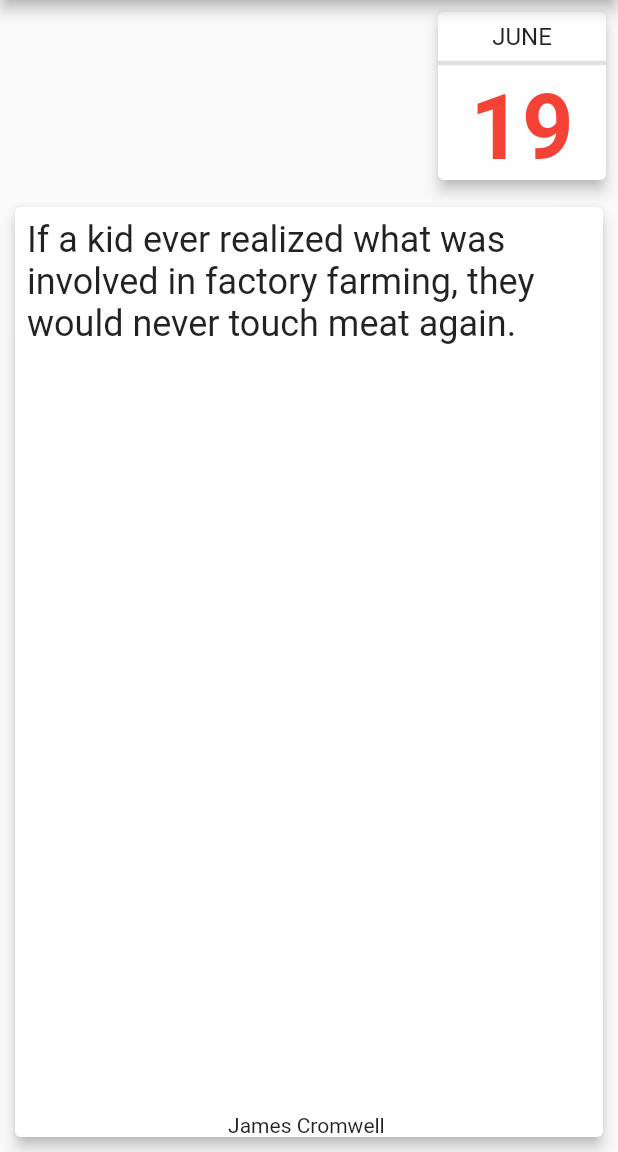
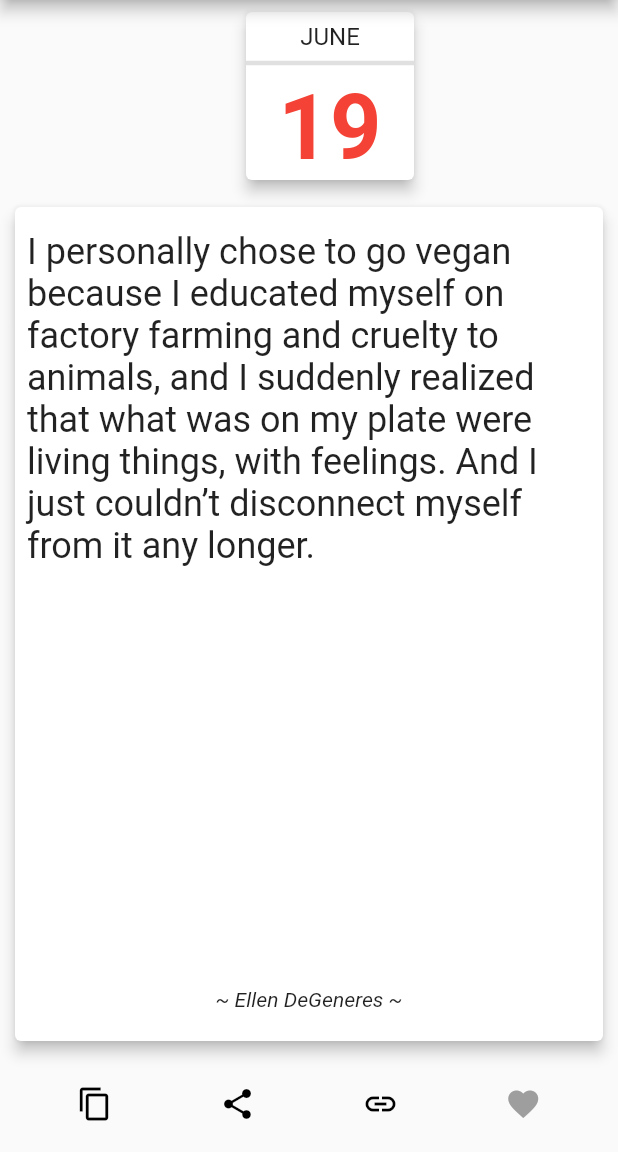
Before and after one commit to Jephrey/vegan_daily_quote, a Flutter app: the screen it shows after launch, on a phone screen of 412 x 824 dp, the part 84-1236 px from its top. Run offline on Flutter 3.47's test engine with Material 2 defaults, Android fonts, the phone set to English and light mode, and no system bars; drawn by our look-alikes of auto_size_text, focused_menu; our stand-ins replace share, shared_preferences.

Commit message:
Focused_menu removed. Bottom bar added.

```diff
--- /dev/null
+++ b/lib/bottom_bar.dart
@@ -0,0 +1,74 @@
+import 'package:flutter/material.dart';
+import 'package:flutter/services.dart';
+import 'package:share/share.dart';
+import 'package:url_launcher/url_launcher.dart';
+
+import 'package:vegan_daily_quote/quotes_store.dart';
+
+class BottomBar extends StatefulWidget {
+  final QuotesStore quoteStore;
+
+  BottomBar({Key key, this.quoteStore}) : super(key: key);
+
+  @override
+  _BottomBarState createState() => _BottomBarState();
+}
+
+class _BottomBarState extends State<BottomBar> {
+  @override
+  Widget build(BuildContext context) {
+    String _quoteText = widget.quoteStore.quote['quote'];
+    String _link = widget.quoteStore.quote['link'];
+    String _credits = widget.quoteStore.quote['credits'];
+
+    return ButtonBar(
+      alignment: MainAxisAlignment.spaceEvenly,
+      mainAxisSize: MainAxisSize.max,
+      children: [
+        Tooltip(
+          message: 'Copy Quote',
+          child: FlatButton(
+              onPressed: () {
+                // Copy quote, credits and link to the clipboard.
+                Clipboard.setData(new ClipboardData(
+                        text: '$_quoteText\n$_credits\n$_link'))
+                    .then((_) {
+                  Scaffold.of(context).showSnackBar(
+                      SnackBar(content: Text("Quote copied to clipboard")));
+                });
+              },
+              child: Icon(Icons.content_copy)),
+        ),
+        Tooltip(
+            message: 'Share Quote',
+            child: FlatButton(
+                onPressed: () {
+                  Share.share('$_quoteText\n$_credits\n', subject: 'Vegan Daily Quote');
+                },
+                child: Icon(Icons.share))),
+        Tooltip(
+            message: 'Open link',
+            child: FlatButton(
+                onPressed: () async => {
+                      if (await canLaunch(_link)) {await launch(_link)}
+                    },
+                child: Icon(Icons.link))),
+        Tooltip(
+          message: 'Toggle favorite',
+          child: FlatButton(
+              onPressed: () {
+                setState(() {
+                  widget.quoteStore.toggleFavorite();
+                });
+              },
+              child: widget.quoteStore.isFavorite()
+                  ? Icon(
+                      Icons.favorite,
+                      color: Colors.red,
+                    )
+                  : Icon(Icons.favorite, color: Colors.grey,)),
+        ),
+      ],
+    );
+  }
+}
--- a/lib/calendar.dart
+++ b/lib/calendar.dart
@@ -28,10 +28,15 @@ class Calender extends StatelessWidget {
                   maxLines: 1,
                   // textAlign: TextAlign.center,
                 ),
-                const Divider(thickness: 3,),
+                const Divider(
+                  thickness: 3,
+                ),
                 AutoSizeText(
                   day,
-                  style: TextStyle(fontSize: 60, color: Colors.red, fontWeight: FontWeight.bold),
+                  style: TextStyle(
+                      fontSize: 60,
+                      color: Colors.red,
+                      fontWeight: FontWeight.bold),
                   textAlign: TextAlign.center,
                   maxFontSize: 70,
                 ),
@@ -39,6 +44,11 @@ class Calender extends StatelessWidget {
             ),
           ),
         ),
+        Container(
+          width: 120.0,
+          height: 120.0,
+          margin: EdgeInsets.all(4),
+        ),
       ],
     );
   }
--- a/lib/main.dart
+++ b/lib/main.dart
@@ -1,4 +1,5 @@
 import 'package:flutter/material.dart';
+import 'package:vegan_daily_quote/bottom_bar.dart';
 import 'package:vegan_daily_quote/calendar.dart';
 import 'package:vegan_daily_quote/quote.dart';
 import 'package:vegan_daily_quote/quotes_store.dart';
@@ -71,6 +72,7 @@ class _MyHomePageState extends State<MyHomePage> {
         children: <Widget>[
           Calender(),
           Quote(quoteStore: widget._quotes),
+          BottomBar(quoteStore: widget._quotes),
         ],
       ),
     );
--- a/lib/quote.dart
+++ b/lib/quote.dart
@@ -1,9 +1,7 @@
 import 'package:auto_size_text/auto_size_text.dart';
 import 'package:flutter/material.dart';
-import 'package:focused_menu/focused_menu.dart';
-import 'package:focused_menu/modals.dart';
 import 'package:url_launcher/url_launcher.dart';
-import 'package:flutter/services.dart';
+
 import 'package:vegan_daily_quote/quotes_store.dart';
 
 class Quote extends StatefulWidget {
@@ -21,41 +19,8 @@ class _QuoteState extends State<Quote> {
     String _quoteText = widget.quoteStore.quote['quote'];
     String _link = widget.quoteStore.quote['link'];
     String _credits = widget.quoteStore.quote['credits'];
+
     return Expanded(
-      child: FocusedMenuHolder(
-        menuWidth: MediaQuery.of(context).size.width * 0.3,
-        onPressed: () {},
-        menuItems: <FocusedMenuItem>[
-          FocusedMenuItem(
-              title: Text('Copy'),
-              onPressed: () {
-                // Copy quote, credits and link to the clipboard.
-                Clipboard.setData(new ClipboardData(
-                        text: '$_quoteText\n$_credits\n$_link'))
-                    .then((_) {
-                  Scaffold.of(context).showSnackBar(
-                      SnackBar(content: Text("Quote copied to clipboard")));
-                });
-              },
-              trailingIcon: Icon(Icons.content_copy)),
-          FocusedMenuItem(
-              title: Text('Share'),
-              onPressed: () {},
-              trailingIcon: Icon(Icons.share)),
-          FocusedMenuItem(
-              title: Text('Favorite'),
-              onPressed: () {
-                setState(() {
-                  widget.quoteStore.toggleFavorite();
-                });
-              },
-              trailingIcon: widget.quoteStore.isFavorite()
-                  ? Icon(
-                      Icons.favorite,
-                      color: Colors.red,
-                    )
-                  : Icon(Icons.favorite_border)),
-        ],
       child: Container(
         width: double.infinity,
         margin: EdgeInsets.all(6),
@@ -66,22 +31,26 @@ class _QuoteState extends State<Quote> {
               if (await canLaunch(_link)) {await launch(_link)}
             },
             child: Column(
-                mainAxisAlignment: MainAxisAlignment.spaceBetween,
+              mainAxisAlignment: MainAxisAlignment.spaceAround,
               children: [
-                  Container(
-                    padding: EdgeInsets.all(8),
+                Expanded(
+                  child: Container(
+                    padding: EdgeInsets.fromLTRB(8, 16, 8, 16),
                     child: AutoSizeText(
                       _quoteText,
                       style: TextStyle(fontSize: 24),
-                      maxLines: 5,
+                      maxLines: 10,
+                    ),
                   ),
                 ),
                 Text(
-                    _credits,
-                    style: TextStyle(fontSize: 14),
+                  '~ $_credits ~',
+                  style: TextStyle(fontSize: 14, fontStyle: FontStyle.italic),
+                ),
+                SizedBox(
+                  height:20,
                 ),
               ],
-              ),
             ),
           ),
         ),
--- a/lib/quotes.dart
+++ /dev/null
@@ -1,34 +0,0 @@
-// To parse this JSON data, do
-//
-//     final quotes = quotesFromJson(jsonString);
-// File generated with the help of https://app.quicktype.io/
-
-import 'dart:convert';
-
-List<Quotes> quotesFromJson(String str) => List<Quotes>.from(json.decode(str).map((x) => Quotes.fromJson(x)));
-
-String quotesToJson(List<Quotes> data) => json.encode(List<dynamic>.from(data.map((x) => x.toJson())));
-
-class Quotes {
-    Quotes({
-        this.quote,
-        this.credits,
-        this.link,
-    });
-
-    String quote;
-    String credits;
-    String link;
-
-    factory Quotes.fromJson(Map<String, dynamic> json) => Quotes(
-        quote: json["quote"],
-        credits: json["credits"],
-        link: json["link"],
-    );
-
-    Map<String, dynamic> toJson() => {
-        "quote": quote,
-        "credits": credits,
-        "link": link,
-    };
-}
--- a/lib/quotes_store.dart
+++ b/lib/quotes_store.dart
@@ -8,7 +8,7 @@ class QuotesStore {
   final _favList = 'favList';
 
   int _day;
-  int _max = _quotes.indexWhere((e) => e['quote'] == '') + 1;
+  int _max = _quotes.indexWhere((e) => e['quote'] == '');
   List<int> _favorites;
 
   Map<String, String> get quote => _quotes[_day];
--- a/pubspec.yaml
+++ b/pubspec.yaml
@@ -26,8 +26,8 @@ dependencies:
   intl: ^0.16.1
   url_launcher: ^5.4.10
   auto_size_text: ^2.1.0
-  focused_menu: ^1.0.0
   shared_preferences: ^0.5.7+3
+  share: ^0.6.4+2
 
 
   # The following adds the Cupertino Icons font to your application.
```
Also changed, not shown: pubspec.lock. Lines whose indentation alone changed are shown as unchanged.
